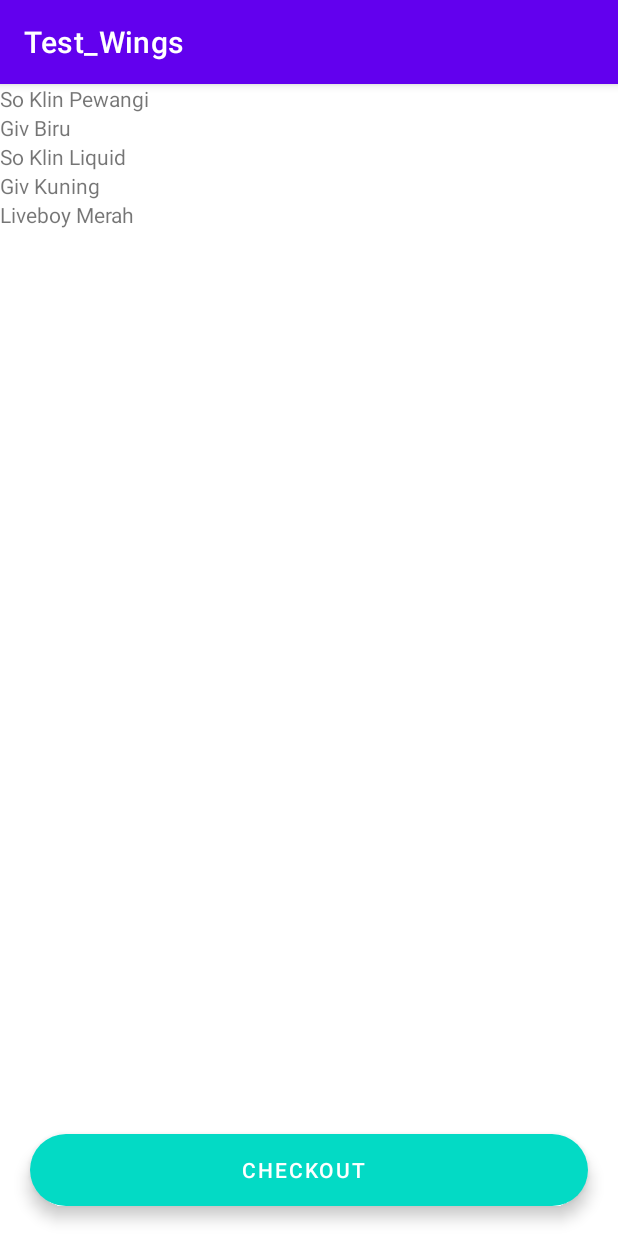
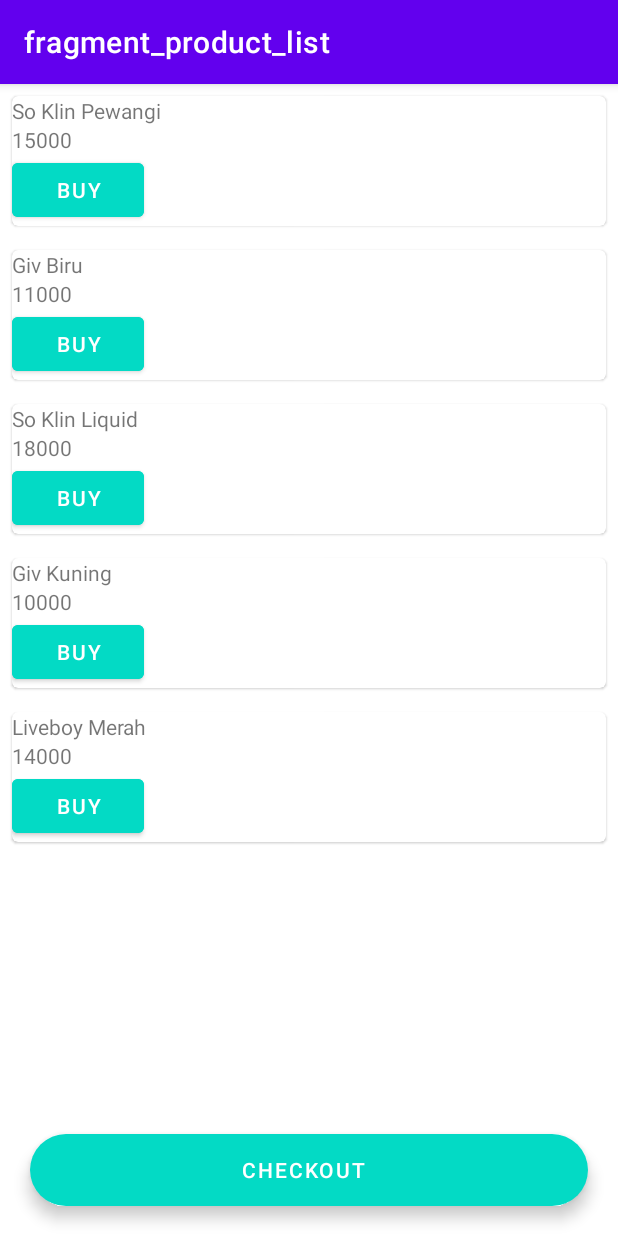
Before and after one commit to imaldi/Test_Wings, an Android app: the screen it shows after launch (ProductListActivity before the commit, MainActivity after it), on a phone screen of 412 x 824 dp. Run offline under Robolectric (Android 15) with nearby library versions, the phone set to English and light mode, and no system bars; our stand-ins replace navigation-ui.

Commit message:
done implement navigation component

```diff
--- a/app/build.gradle
+++ b/app/build.gradle
@@ -44,6 +44,8 @@ dependencies {
     implementation 'androidx.constraintlayout:constraintlayout:2.1.3'
     implementation 'androidx.lifecycle:lifecycle-livedata-ktx:2.4.1'
     implementation 'androidx.lifecycle:lifecycle-viewmodel-ktx:2.4.1'
+    implementation("androidx.navigation:navigation-fragment-ktx:2.5.3")
+    implementation("androidx.navigation:navigation-ui-ktx:2.5.3")
     testImplementation 'junit:junit:4.13.2'
     androidTestImplementation 'androidx.test.ext:junit:1.1.3'
     androidTestImplementation 'androidx.test.espresso:espresso-core:3.4.0'
--- /dev/null
+++ b/app/src/main/java/com/aim2u/test_wings/MainActivity.kt
@@ -0,0 +1,32 @@
+package com.aim2u.test_wings
+
+import androidx.appcompat.app.AppCompatActivity
+import android.os.Bundle
+import androidx.navigation.NavController
+import androidx.navigation.fragment.NavHostFragment
+import com.aim2u.test_wings.databinding.ActivityMainBinding
+import androidx.navigation.ui.setupActionBarWithNavController
+class MainActivity : AppCompatActivity() {
+    private lateinit var binding: ActivityMainBinding
+    private lateinit var navController: NavController
+
+    override fun onCreate(savedInstanceState: Bundle?) {
+        super.onCreate(savedInstanceState)
+        binding = ActivityMainBinding.inflate(layoutInflater)
+
+        setContentView(binding.root)
+
+    }
+
+    override fun onStart() {
+        super.onStart()
+        val navHostFragment =
+            supportFragmentManager.findFragmentById(R.id.nav_host_fragment) as NavHostFragment
+        navController = navHostFragment.navController
+        setupActionBarWithNavController(navController)
+    }
+
+    override fun onSupportNavigateUp(): Boolean {
+        return navController.navigateUp() || super.onSupportNavigateUp()
+    }
+}
--- /dev/null
+++ b/app/src/main/java/com/aim2u/test_wings/ProductListFragment.kt
@@ -0,0 +1,86 @@
+package com.aim2u.test_wings
+
+import android.content.Context
+import android.os.Bundle
+import androidx.fragment.app.Fragment
+import android.view.LayoutInflater
+import android.view.View
+import android.view.ViewGroup
+import androidx.recyclerview.widget.LinearLayoutManager
+import com.aim2u.test_wings.adapter.ItemAdapter
+import com.aim2u.test_wings.data.datasource.ProductDataSource
+import com.aim2u.test_wings.databinding.FragmentProductListBinding
+
+// TODO: Rename parameter arguments, choose names that match
+// the fragment initialization parameters, e.g. ARG_ITEM_NUMBER
+private const val ARG_PARAM1 = "param1"
+private const val ARG_PARAM2 = "param2"
+
+/**
+ * A simple [Fragment] subclass.
+ * Use the [ProductListFragment.newInstance] factory method to
+ * create an instance of this fragment.
+ */
+class ProductListFragment : Fragment() {
+    // TODO: Rename and change types of parameters
+    private var param1: String? = null
+    private var param2: String? = null
+    private lateinit var binding: FragmentProductListBinding
+
+
+    override fun onCreate(savedInstanceState: Bundle?) {
+        super.onCreate(savedInstanceState)
+        arguments?.let {
+            param1 = it.getString(ARG_PARAM1)
+            param2 = it.getString(ARG_PARAM2)
+        }
+    }
+
+    override fun onCreateView(
+        inflater: LayoutInflater, container: ViewGroup?,
+        savedInstanceState: Bundle?
+    ): View {
+        // Inflate the layout for this fragment
+//        return inflater.inflate(R.layout.fragment_product_list, container, false)
+        binding = FragmentProductListBinding.inflate(inflater, container, false)
+        return binding.root
+    }
+
+    override fun onViewCreated(view: View, savedInstanceState: Bundle?) {
+        super.onViewCreated(view, savedInstanceState)
+
+        val myDataSet = ProductDataSource().loadProducts()
+
+        val recyclerView = binding.productListId
+        recyclerView.layoutManager = LinearLayoutManager(context)
+        // cari cara amannya
+        val adapter = ItemAdapter(requireContext(), myDataSet)
+        recyclerView.adapter = adapter
+        // size of this RecyclerView is fixed
+        recyclerView.setHasFixedSize(true)
+    }
+
+    override fun onAttach(context: Context) {
+        super.onAttach(context)
+
+    }
+    companion object {
+        /**
+         * Use this factory method to create a new instance of
+         * this fragment using the provided parameters.
+         *
+         * @param param1 Parameter 1.
+         * @param param2 Parameter 2.
+         * @return A new instance of fragment ProductListFragment.
+         */
+        // TODO: Rename and change types and number of parameters
+        @JvmStatic
+        fun newInstance(param1: String, param2: String) =
+            ProductListFragment().apply {
+                arguments = Bundle().apply {
+                    putString(ARG_PARAM1, param1)
+                    putString(ARG_PARAM2, param2)
+                }
+            }
+    }
+}
--- a/app/src/main/java/com/aim2u/test_wings/adapter/ItemAdapter.kt
+++ b/app/src/main/java/com/aim2u/test_wings/adapter/ItemAdapter.kt
@@ -1,16 +1,22 @@
 package com.aim2u.test_wings.adapter
 
+import android.app.Activity
+import android.content.Context
+import android.content.Intent
 import android.view.LayoutInflater
-import android.view.View
 import android.view.ViewGroup
-import android.widget.TextView
+import android.widget.Toast
+import androidx.navigation.Navigation
+import androidx.navigation.findNavController
+import androidx.navigation.fragment.NavHostFragment.Companion.findNavController
 import androidx.recyclerview.widget.RecyclerView
 import com.aim2u.test_wings.R
 import com.aim2u.test_wings.data.model.Product
-import com.aim2u.test_wings.databinding.ActivityProductListBinding
 import com.aim2u.test_wings.databinding.ListItemBinding
 
-class ItemAdapter(private val dataset: List<Product>) : RecyclerView.Adapter<ItemAdapter.ItemViewHolder>(){
+class ItemAdapter(
+    private val context: Context,
+    private val dataset: List<Product>) : RecyclerView.Adapter<ItemAdapter.ItemViewHolder>(){
 
     override fun onCreateViewHolder(parent: ViewGroup, viewType: Int): ItemViewHolder {
         val itemBinding = ListItemBinding.inflate(LayoutInflater.from(parent.context), parent, false)
@@ -19,6 +25,19 @@ class ItemAdapter(private val dataset: List<Product>) : RecyclerView.Adapter<Ite
 
     override fun onBindViewHolder(holder: ItemViewHolder, position: Int) {
         val product: Product = dataset[position]
+        holder.itemView.setOnClickListener {
+            Toast.makeText(
+                context,
+                "${product.productName}",
+                Toast.LENGTH_SHORT
+            ).show()
+
+//            Navigation.createNavigateOnClickListener(R.id.action_productListFragment_to_productDetailFragment, null)
+            holder.itemView.findNavController().navigate(R.id.action_productListFragment_to_productDetailFragment)
+//            val intent = Intent(context, ProductDetailActivity::class.java)
+//            context.startActivity(intent)
+
+        }
         holder.bind(product)
     }
 
@@ -27,7 +46,8 @@ class ItemAdapter(private val dataset: List<Product>) : RecyclerView.Adapter<Ite
     class ItemViewHolder(private val itemBinding: ListItemBinding): RecyclerView.ViewHolder(itemBinding.root){
 //        val textView: TextView = ActivityProductListBinding.inflate(LayoutInflater.from(parent))
         fun bind(product: Product) {
-            itemBinding.textView.text = product.productName
+            itemBinding.productName.text = product.productName
+            itemBinding.productPrice.text = product.price.toString()
 //            itemBinding.tvPaymentAmount.text = paymentBean.totalAmount
         }
     }
--- a/app/src/main/java/com/aim2u/test_wings/ui/product/ProductListActivity.kt
+++ /dev/null
@@ -1,29 +0,0 @@
-package com.aim2u.test_wings.ui.product
-
-import androidx.appcompat.app.AppCompatActivity
-import android.os.Bundle
-import com.aim2u.test_wings.R
-import com.aim2u.test_wings.adapter.ItemAdapter
-import com.aim2u.test_wings.data.datasource.ProductDataSource
-import com.aim2u.test_wings.databinding.ActivityLoginBinding
-import com.aim2u.test_wings.databinding.ActivityProductListBinding
-
-class ProductListActivity : AppCompatActivity() {
-    private lateinit var binding: ActivityProductListBinding
-
-    override fun onCreate(savedInstanceState: Bundle?) {
-        super.onCreate(savedInstanceState)
-
-        binding = ActivityProductListBinding.inflate(layoutInflater)
-        setContentView(binding.root)
-        val myDataSet = ProductDataSource().loadProducts()
-
-        val recyclerView = binding.productListId
-        val adapter = ItemAdapter(myDataSet)
-        recyclerView.adapter = adapter
-        // size of this RecyclerView is fixed
-        recyclerView.setHasFixedSize(true)
-//        adapter.notifyDataStateChanged
-
-    }
-}
--- /dev/null
+++ b/app/src/main/res/layout/activity_main.xml
@@ -0,0 +1,17 @@
+<?xml version="1.0" encoding="utf-8"?>
+<FrameLayout xmlns:android="http://schemas.android.com/apk/res/android"
+    xmlns:app="http://schemas.android.com/apk/res-auto"
+    xmlns:tools="http://schemas.android.com/tools"
+    android:layout_width="match_parent"
+    android:layout_height="match_parent"
+    tools:context=".MainActivity">
+
+    <androidx.fragment.app.FragmentContainerView
+        android:id="@+id/nav_host_fragment"
+        android:name="androidx.navigation.fragment.NavHostFragment"
+        android:layout_width="match_parent"
+        android:layout_height="match_parent"
+        app:defaultNavHost="true"
+        app:navGraph="@navigation/nav_graph" />
+
+</FrameLayout>
--- a/app/src/main/res/layout/activity_product_list.xml
+++ b/app/src/main/res/layout/fragment_product_list.xml
@@ -4,7 +4,7 @@
     xmlns:tools="http://schemas.android.com/tools"
     android:layout_width="match_parent"
     android:layout_height="match_parent"
-    tools:context=".ui.product.ProductListActivity">
+    tools:context=".ProductListFragment">
 
     <androidx.recyclerview.widget.RecyclerView
         android:id="@+id/productListId"
@@ -26,4 +26,7 @@
         android:textColor="@color/white"
         android:text="Checkout"
         />
+
+
+
 </RelativeLayout>
--- a/app/src/main/res/layout/list_item.xml
+++ b/app/src/main/res/layout/list_item.xml
@@ -1,12 +1,32 @@
 <?xml version="1.0" encoding="utf-8"?>
-<LinearLayout xmlns:android="http://schemas.android.com/apk/res/android"
+<com.google.android.material.card.MaterialCardView xmlns:android="http://schemas.android.com/apk/res/android"
+    android:layout_width="match_parent"
+    android:layout_height="wrap_content"
+    android:layout_margin="8dp">
+
+    <LinearLayout
         android:orientation="vertical"
         android:layout_width="match_parent"
         android:layout_height="wrap_content">
 
         <TextView
-        android:id="@+id/textView"
+            android:id="@+id/productName"
             android:layout_width="match_parent"
             android:layout_height="wrap_content"
             android:text="Hello Item" />
+
+        <TextView
+            android:id="@+id/productPrice"
+            android:layout_width="match_parent"
+            android:layout_height="wrap_content"
+            android:text="Hello Item" />
+
+        <Button
+            android:id="@+id/button_id"
+            android:layout_width="wrap_content"
+            android:layout_height="wrap_content"
+            android:backgroundTint="@color/teal_200"
+            android:text="BUY" />
     </LinearLayout>
+
+</com.google.android.material.card.MaterialCardView>
--- /dev/null
+++ b/app/src/main/res/navigation/nav_graph.xml
@@ -0,0 +1,21 @@
+<?xml version="1.0" encoding="utf-8"?>
+<navigation xmlns:android="http://schemas.android.com/apk/res/android"
+    xmlns:app="http://schemas.android.com/apk/res-auto"
+    xmlns:tools="http://schemas.android.com/tools"
+    android:id="@+id/nav_graph"
+    app:startDestination="@id/productListFragment">
+    <fragment
+        android:id="@+id/productListFragment"
+        android:name="com.aim2u.test_wings.ProductListFragment"
+        android:label="fragment_product_list"
+        tools:layout="@layout/fragment_product_list" >
+        <action
+            android:id="@+id/action_productListFragment_to_productDetailFragment"
+            app:destination="@id/productDetailFragment" />
+    </fragment>
+    <fragment
+        android:id="@+id/productDetailFragment"
+        android:name="com.aim2u.test_wings.ProductDetailFragment"
+        android:label="fragment_product_detail"
+        tools:layout="@layout/fragment_product_detail" />
+</navigation>
--- a/app/src/main/res/values/strings.xml
+++ b/app/src/main/res/values/strings.xml
@@ -9,4 +9,6 @@
     <string name="invalid_username">Not a valid username</string>
     <string name="invalid_password">Password must be >5 characters</string>
     <string name="login_failed">"Login failed"</string>
+    <!-- TODO: Remove or change this placeholder text -->
+    <string name="hello_blank_fragment">Hello blank fragment</string>
 </resources>
```
Also changed, not shown: app/src/main/AndroidManifest.xml (+33 -4 lines), app/src/main/java/com/aim2u/test_wings/ProductDetailFragment.kt (added, +63 -0 lines), app/src/main/res/layout/fragment_product_detail.xml (added, +14 -0 lines). Lines whose indentation alone changed are shown as unchanged.
